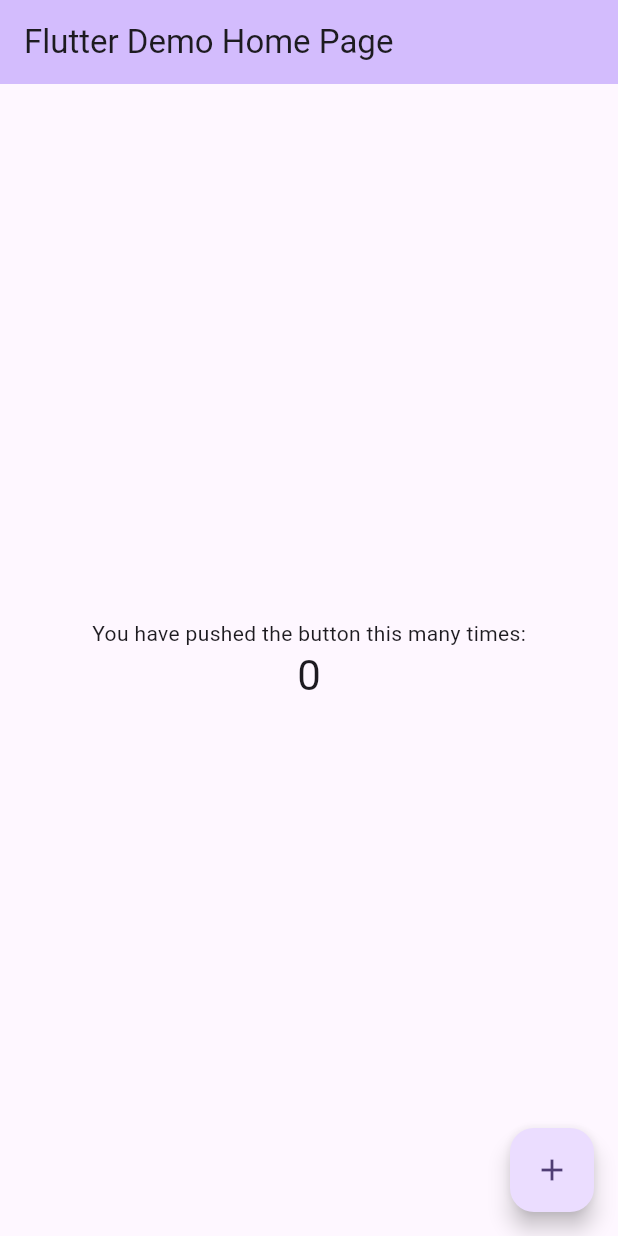
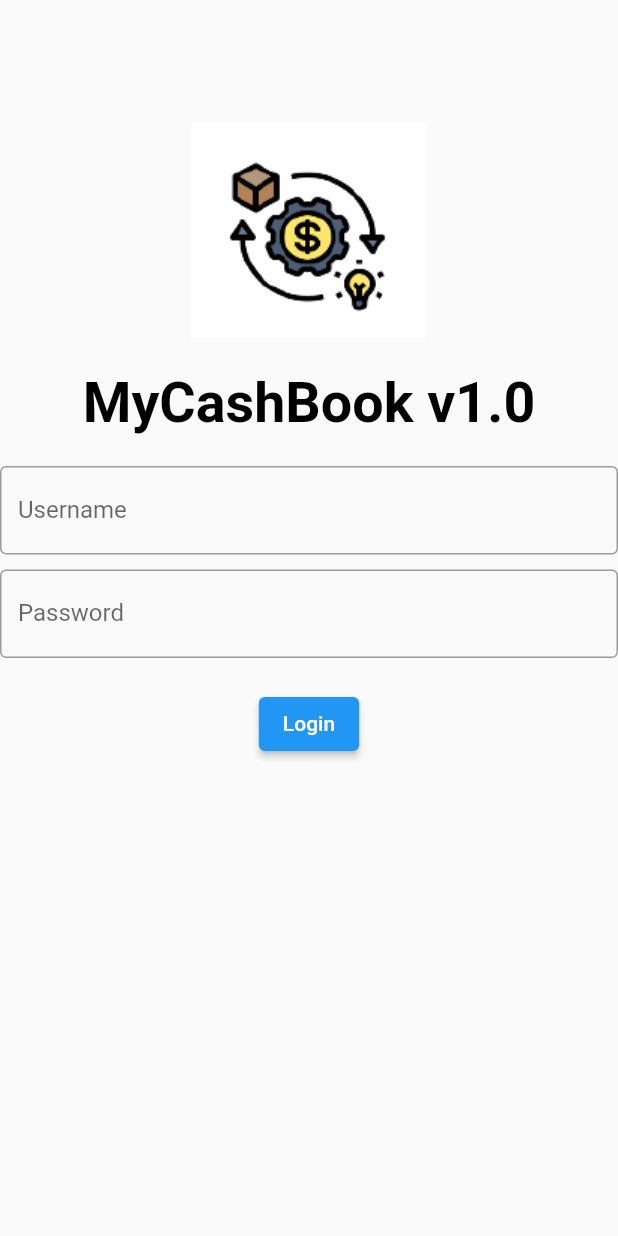
Before and after one commit to Firmanrachmad/MyCashBook, a Flutter app: the screen it shows after launch, on a phone screen of 412 x 824 dp. Run offline on Flutter 3.47's test engine with Material 2 defaults, Android fonts, the phone set to English and light mode, and no system bars.

Commit message:
add frontend login

```diff
--- a/lib/main.dart
+++ b/lib/main.dart
@@ -1,4 +1,5 @@
 import 'package:flutter/material.dart';
+import 'package:flutter_application_1/pages/login.dart';
 
 void main() {
   runApp(const MyApp());
@@ -11,115 +12,8 @@ class MyApp extends StatelessWidget {
   @override
   Widget build(BuildContext context) {
     return MaterialApp(
-      title: 'Flutter Demo',
-      theme: ThemeData(
-        // This is the theme of your application.
-        //
-        // TRY THIS: Try running your application with "flutter run". You'll see
-        // the application has a blue toolbar. Then, without quitting the app,
-        // try changing the seedColor in the colorScheme below to Colors.green
-        // and then invoke "hot reload" (save your changes or press the "hot
-        // reload" button in a Flutter-supported IDE, or press "r" if you used
-        // the command line to start the app).
-        //
-        // Notice that the counter didn't reset back to zero; the application
-        // state is not lost during the reload. To reset the state, use hot
-        // restart instead.
-        //
-        // This works for code too, not just values: Most code changes can be
-        // tested with just a hot reload.
-        colorScheme: ColorScheme.fromSeed(seedColor: Colors.deepPurple),
-        useMaterial3: true,
-      ),
-      home: const MyHomePage(title: 'Flutter Demo Home Page'),
+      debugShowCheckedModeBanner: false,
+      home: LoginForm(),
     );
   }
 }
-
-class MyHomePage extends StatefulWidget {
-  const MyHomePage({super.key, required this.title});
-
-  // This widget is the home page of your application. It is stateful, meaning
-  // that it has a State object (defined below) that contains fields that affect
-  // how it looks.
-
-  // This class is the configuration for the state. It holds the values (in this
-  // case the title) provided by the parent (in this case the App widget) and
-  // used by the build method of the State. Fields in a Widget subclass are
-  // always marked "final".
-
-  final String title;
-
-  @override
-  State<MyHomePage> createState() => _MyHomePageState();
-}
-
-class _MyHomePageState extends State<MyHomePage> {
-  int _counter = 0;
-
-  void _incrementCounter() {
-    setState(() {
-      // This call to setState tells the Flutter framework that something has
-      // changed in this State, which causes it to rerun the build method below
-      // so that the display can reflect the updated values. If we changed
-      // _counter without calling setState(), then the build method would not be
-      // called again, and so nothing would appear to happen.
-      _counter++;
-    });
-  }
-
-  @override
-  Widget build(BuildContext context) {
-    // This method is rerun every time setState is called, for instance as done
-    // by the _incrementCounter method above.
-    //
-    // The Flutter framework has been optimized to make rerunning build methods
-    // fast, so that you can just rebuild anything that needs updating rather
-    // than having to individually change instances of widgets.
-    return Scaffold(
-      appBar: AppBar(
-        // TRY THIS: Try changing the color here to a specific color (to
-        // Colors.amber, perhaps?) and trigger a hot reload to see the AppBar
-        // change color while the other colors stay the same.
-        backgroundColor: Theme.of(context).colorScheme.inversePrimary,
-        // Here we take the value from the MyHomePage object that was created by
-        // the App.build method, and use it to set our appbar title.
-        title: Text(widget.title),
-      ),
-      body: Center(
-        // Center is a layout widget. It takes a single child and positions it
-        // in the middle of the parent.
-        child: Column(
-          // Column is also a layout widget. It takes a list of children and
-          // arranges them vertically. By default, it sizes itself to fit its
-          // children horizontally, and tries to be as tall as its parent.
-          //
-          // Column has various properties to control how it sizes itself and
-          // how it positions its children. Here we use mainAxisAlignment to
-          // center the children vertically; the main axis here is the vertical
-          // axis because Columns are vertical (the cross axis would be
-          // horizontal).
-          //
-          // TRY THIS: Invoke "debug painting" (choose the "Toggle Debug Paint"
-          // action in the IDE, or press "p" in the console), to see the
-          // wireframe for each widget.
-          mainAxisAlignment: MainAxisAlignment.center,
-          children: <Widget>[
-            const Text(
-              'You have pushed the button this many times:',
-            ),
-            Text(
-              '$_counter',
-              style: Theme.of(context).textTheme.headlineMedium,
-            ),
-          ],
-        ),
-      ),
-      floatingActionButton: FloatingActionButton(
-        onPressed: _incrementCounter,
-        tooltip: 'Increment',
-        child: const Icon(Icons.add),
-      ), // This trailing comma makes auto-formatting nicer for build methods.
-    );
-  }
-}
--- /dev/null
+++ b/lib/pages/login.dart
@@ -0,0 +1,75 @@
+import 'package:flutter/material.dart';
+
+class LoginForm extends StatefulWidget {
+  const LoginForm({Key? key}) : super(key: key);
+
+  @override
+  _LoginFormState createState() => _LoginFormState();
+}
+
+class _LoginFormState extends State<LoginForm> {
+  TextEditingController usernameController = TextEditingController();
+  TextEditingController passwordController = TextEditingController();
+
+  @override
+  Widget build(BuildContext context) {
+    double screenWidth = MediaQuery.of(context).size.width;
+
+    // Tentukan ukuran teks dan gambar berdasarkan lebar layar
+    double textSize = screenWidth * 0.09; // Sesuaikan dengan preferensi Anda
+    double imageWidth = screenWidth * 0.5; // Sesuaikan dengan preferensi Anda
+
+    return Scaffold(
+      body: SingleChildScrollView(
+        scrollDirection: Axis.vertical,
+        child: Container(
+          child: Column(
+            mainAxisAlignment: MainAxisAlignment.center,
+            children: [
+              SizedBox(height: 60.0),
+              Image.asset(
+                "assets/images/logo.png",
+                width: imageWidth, // Gunakan lebar gambar yang telah ditentukan
+              ),
+              Center(
+                child: Text(
+                  'MyCashBook v1.0',
+                  style: TextStyle(
+                    fontWeight: FontWeight.bold,
+                    color: Colors.black,
+                    fontSize:
+                        textSize, // Gunakan ukuran teks yang telah ditentukan
+                  ),
+                ),
+              ),
+              SizedBox(height: 20.0), // Tambahkan jarak antara judul dan form input
+              TextField(
+                controller: usernameController,
+                decoration: InputDecoration(
+                  labelText: 'Username',
+                  border: OutlineInputBorder(),
+                ),
+              ),
+              SizedBox(height: 10.0), // Tambahkan jarak antara username dan password
+              TextField(
+                controller: passwordController,
+                obscureText: true, // Untuk menyembunyikan karakter password
+                decoration: InputDecoration(
+                  labelText: 'Password',
+                  border: OutlineInputBorder(),
+                ),
+              ),
+              SizedBox(height: 20.0), // Tambahkan jarak antara password dan tombol login
+              ElevatedButton(
+                onPressed: () {
+                  // Tambahkan logika untuk melakukan login di sini
+                },
+                child: Text('Login'),
+              ),
+            ],
+          ),
+        ),
+      ),
+    );
+  }
+}
```
Also changed, not shown: pubspec.yaml (+4 -6 lines), assets/images/logo.png (added).
